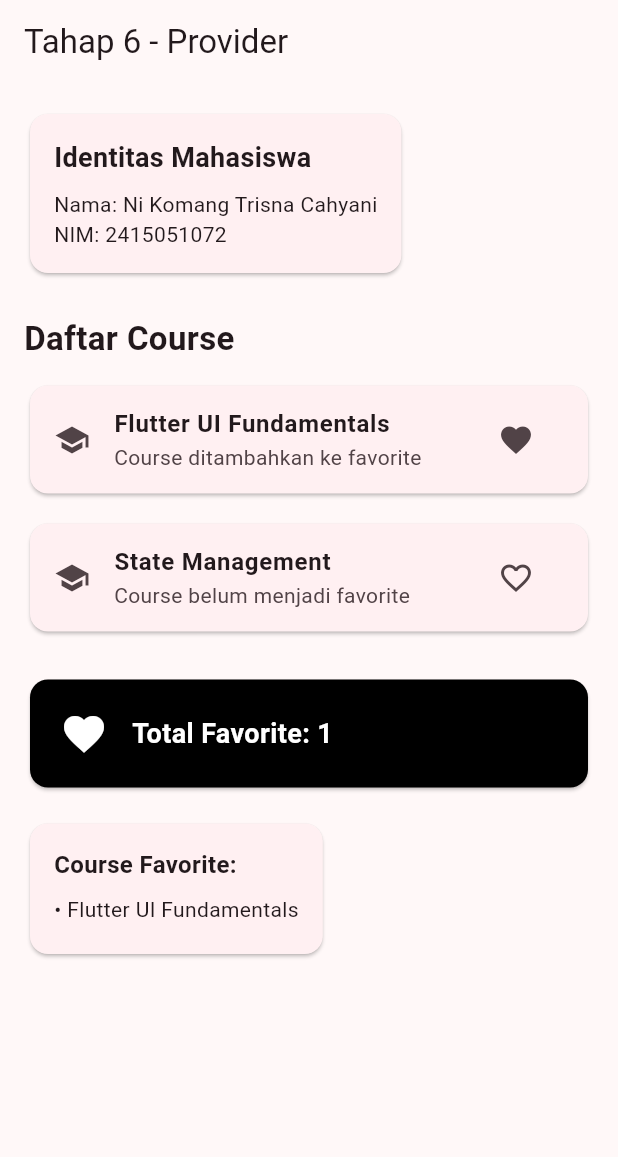
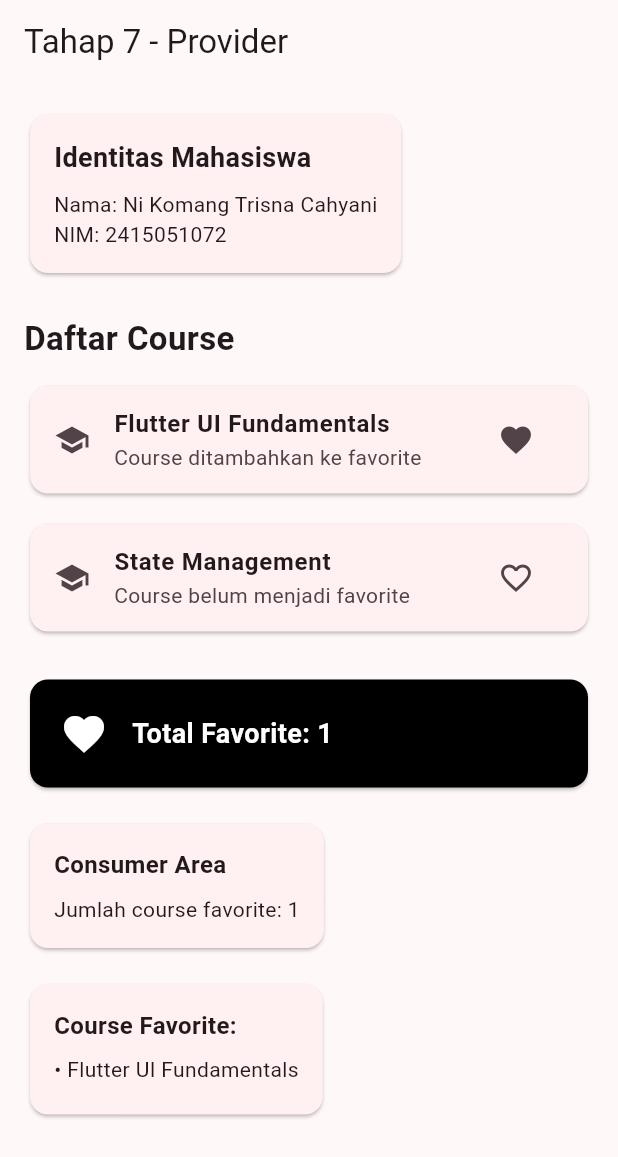
Before and after one commit to trisnacahyani-ops/flutter_ui_fundamentals, a Flutter app: the screen it shows after launch, after a tap on the "favorite outline" icon, on a phone screen of 412 x 824 dp. Shown: the top 1157 px of the screen. Run offline on Flutter 3.47's test engine with Material 3 defaults, Android fonts, the phone set to English and light mode, and no system bars.

Commit message:
Tahap 7 Gunakan watch read dan Consumer secara tepat

```diff
--- a/lib/main.dart
+++ b/lib/main.dart
@@ -22,7 +22,7 @@ class CourseExplorerApp extends StatelessWidget {
   Widget build(BuildContext context) {
     return MaterialApp(
       debugShowCheckedModeBanner: false,
-      title: 'Course Explorer - Tahap 6',
+      title: 'Course Explorer - Tahap 7',
       theme: ThemeData(
         colorScheme: ColorScheme.fromSeed(seedColor: Colors.black),
         useMaterial3: true,
@@ -32,21 +32,17 @@ class CourseExplorerApp extends StatelessWidget {
   }
 }
 
-class MainPage extends StatefulWidget {
+class MainPage extends StatelessWidget {
   const MainPage({super.key});
 
   @override
-  State<MainPage> createState() => _MainPageState();
-}
-
-class _MainPageState extends State<MainPage> {
-  @override
   Widget build(BuildContext context) {
-    // Mengambil CourseState yang disediakan oleh Provider
+    // WATCH
+    // watch digunakan untuk membaca state dan mendengarkan perubahan.
     final courseState = context.watch<CourseState>();
 
     return Scaffold(
-      appBar: AppBar(title: const Text('Tahap 6 - Provider')),
+      appBar: AppBar(title: const Text('Tahap 7 - Provider')),
       body: SingleChildScrollView(
         padding: const EdgeInsets.all(16),
         child: Column(
@@ -93,11 +89,13 @@ class _MainPageState extends State<MainPage> {
             // COURSE 1
             // ==============================================
             CourseCard(
-              courseId: 'flutter',
               courseName: 'Flutter UI Fundamentals',
               isFavorite: courseState.isFavorite('flutter'),
               onFavoriteChanged: () {
-                courseState.toggleFavorite('flutter');
+                // READ
+                // read digunakan untuk menjalankan aksi
+                // tanpa membuat widget mendengarkan perubahan.
+                context.read<CourseState>().toggleFavorite('flutter');
               },
             ),
 
@@ -107,18 +105,18 @@ class _MainPageState extends State<MainPage> {
             // COURSE 2
             // ==============================================
             CourseCard(
-              courseId: 'state',
               courseName: 'State Management',
               isFavorite: courseState.isFavorite('state'),
               onFavoriteChanged: () {
-                courseState.toggleFavorite('state');
+                // READ
+                context.read<CourseState>().toggleFavorite('state');
               },
             ),
 
             const SizedBox(height: 24),
 
             // ==============================================
-            // JUMLAH FAVORITE
+            // TOTAL FAVORITE
             // ==============================================
             Card(
               color: Colors.black,
@@ -130,7 +128,8 @@ class _MainPageState extends State<MainPage> {
                     const SizedBox(width: 16),
                     Expanded(
                       child: Text(
-                        'Total Favorite: ${courseState.favorites.length}',
+                        'Total Favorite: '
+                        '${courseState.favorites.length}',
                         style: const TextStyle(
                           color: Colors.white,
                           fontSize: 18,
@@ -141,6 +140,40 @@ class _MainPageState extends State<MainPage> {
                   ],
                 ),
               ),
+            ),
+
+            const SizedBox(height: 16),
+
+            // ==============================================
+            // CONSUMER
+            // ==============================================
+            Consumer<CourseState>(
+              builder: (context, state, child) {
+                return Card(
+                  child: Padding(
+                    padding: const EdgeInsets.all(16),
+                    child: Column(
+                      crossAxisAlignment: CrossAxisAlignment.start,
+                      children: [
+                        const Text(
+                          'Consumer Area',
+                          style: TextStyle(
+                            fontSize: 16,
+                            fontWeight: FontWeight.bold,
+                          ),
+                        ),
+                        const SizedBox(height: 8),
+                        Text(
+                          state.favorites.isEmpty
+                              ? 'Belum ada course favorite.'
+                              : 'Jumlah course favorite: '
+                                    '${state.favorites.length}',
+                        ),
+                      ],
+                    ),
+                  ),
+                );
+              },
             ),
 
             const SizedBox(height: 16),
@@ -163,6 +196,7 @@ class _MainPageState extends State<MainPage> {
                         ),
                       ),
                       const SizedBox(height: 8),
+
                       ...courseState.favorites.map((id) {
                         String name;
 
@@ -193,14 +227,12 @@ class _MainPageState extends State<MainPage> {
 // ======================================================
 
 class CourseCard extends StatelessWidget {
-  final String courseId;
   final String courseName;
   final bool isFavorite;
   final VoidCallback onFavoriteChanged;
 
   const CourseCard({
     super.key,
-    required this.courseId,
     required this.courseName,
     required this.isFavorite,
     required this.onFavoriteChanged,
```
